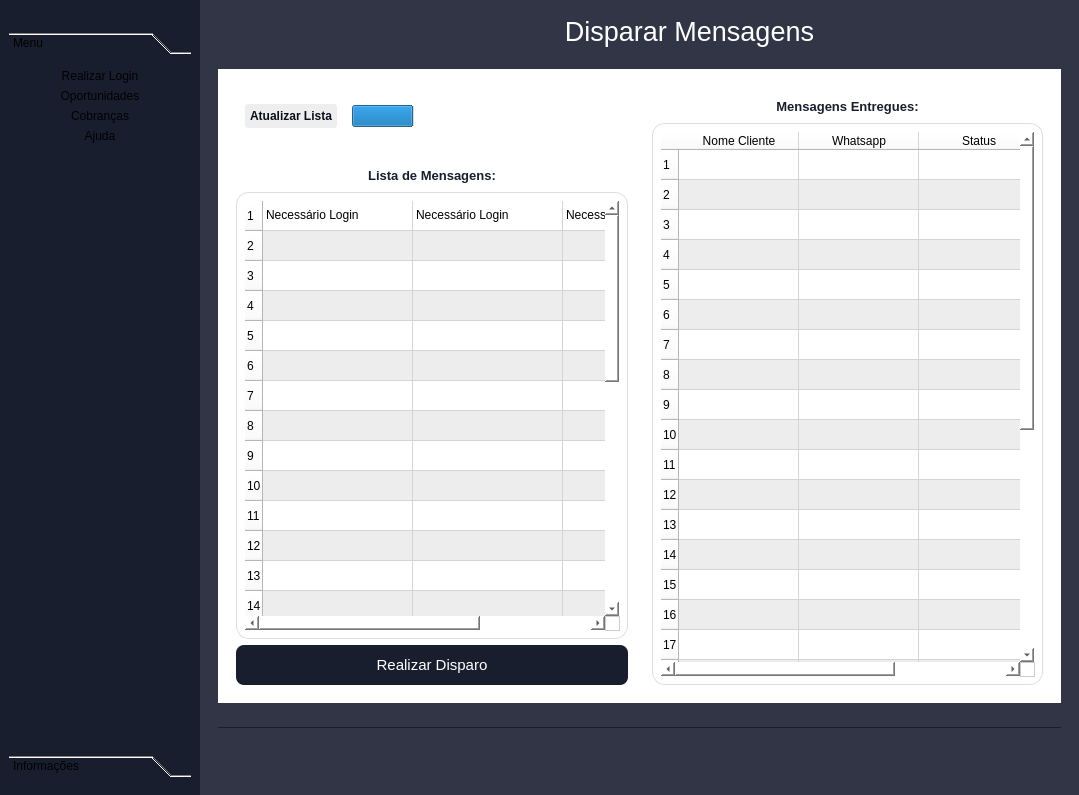
Qt form shark_copilot.ui (0rihar4/shark_business_copilot) before a commit.
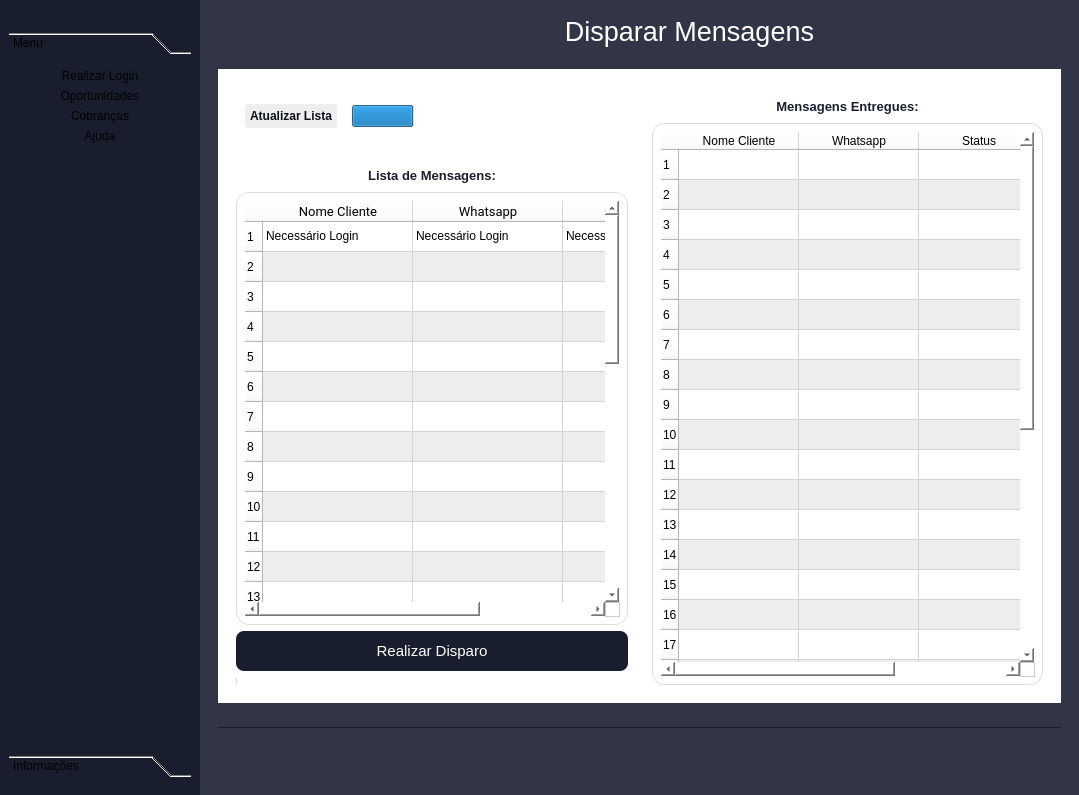
The same form after that commit. Icons and pictures are not drawn.

```diff
--- a/shark_copilot.ui
+++ b/shark_copilot.ui
@@ -680,7 +680,7 @@
                     <number>30</number>
                    </property>
                    <attribute name="horizontalHeaderVisible">
-                    <bool>false</bool>
+                    <bool>true</bool>
                    </attribute>
                    <attribute name="horizontalHeaderCascadingSectionResizes">
                     <bool>false</bool>
@@ -868,6 +868,22 @@
                    </property>
                   </widget>
                  </item>
+                 <item>
+                  <widget class="QProgressBar" name="disparo_progress">
+                   <property name="maximumSize">
+                    <size>
+                     <width>16777215</width>
+                     <height>8</height>
+                    </size>
+                   </property>
+                   <property name="value">
+                    <number>0</number>
+                   </property>
+                   <property name="textVisible">
+                    <bool>false</bool>
+                   </property>
+                  </widget>
+                 </item>
                 </layout>
                </widget>
               </item>
```
Left out of the diff: 6 changed lines with no effect on the pictures.
